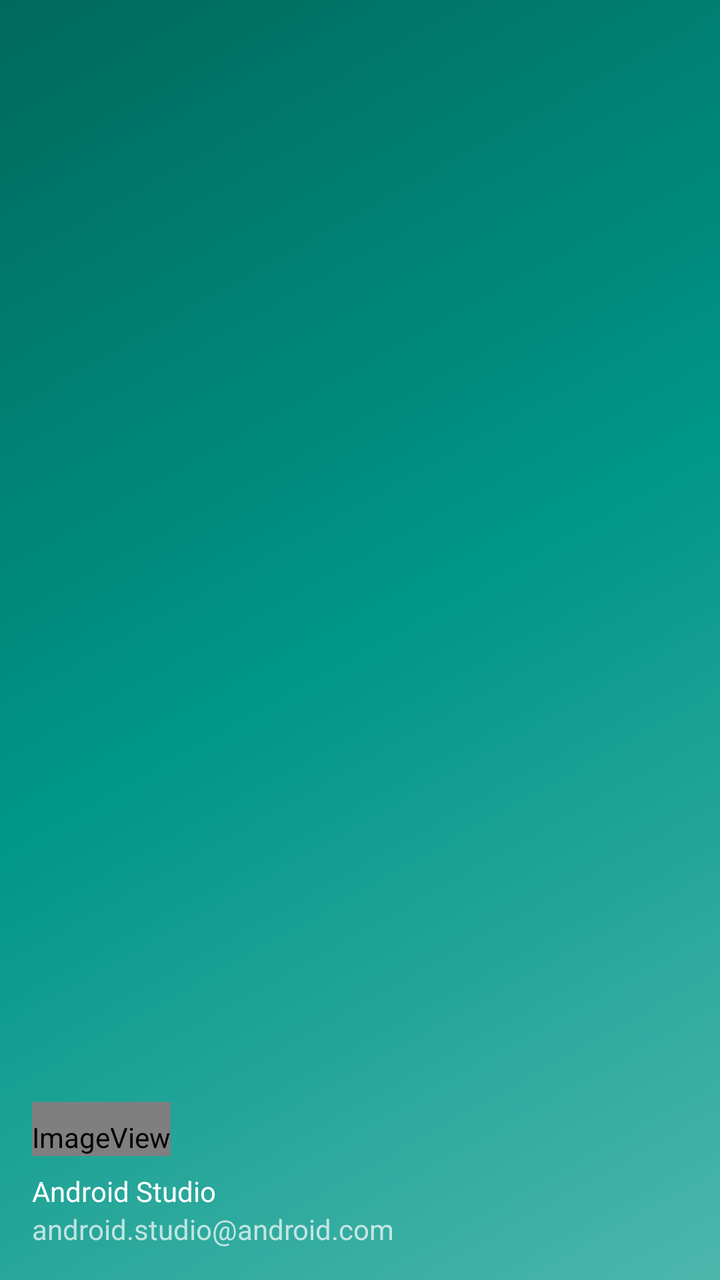
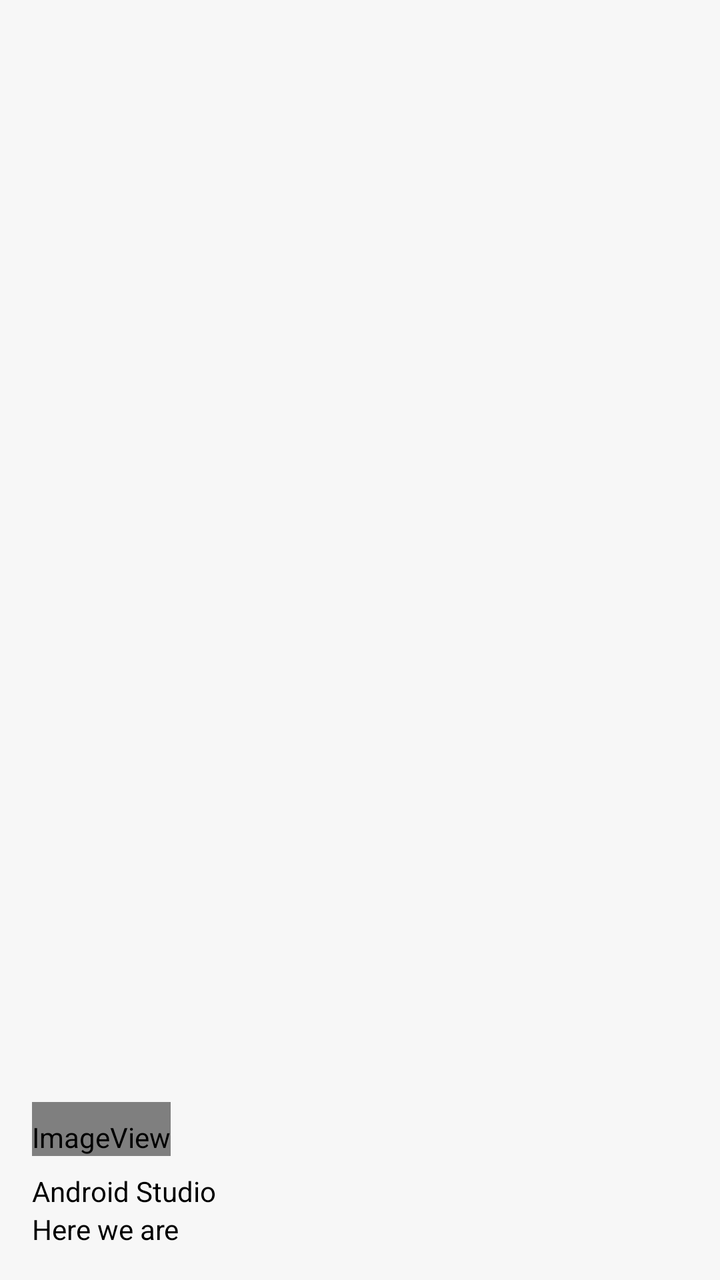

Before-and-after screenshots of an Android layout around one commit, followed by the original layout XML and the change that was made.
<!-- AndroidManifest.xml: application theme Theme.TaxiSharing.NoActionBar -->
<!-- res/layout/nav_header_main.xml -->
<?xml version="1.0" encoding="utf-8"?>
<LinearLayout xmlns:android="http://schemas.android.com/apk/res/android"
    xmlns:app="http://schemas.android.com/apk/res-auto"
    android:layout_width="match_parent"
    android:layout_height="@dimen/nav_header_height"
    android:background="@drawable/side_nav_bar"
    android:gravity="bottom"
    android:orientation="vertical"
    android:paddingLeft="@dimen/activity_horizontal_margin"
    android:paddingTop="@dimen/activity_vertical_margin"
    android:paddingRight="@dimen/activity_horizontal_margin"
    android:paddingBottom="@dimen/activity_vertical_margin"
    android:theme="@style/ThemeOverlay.AppCompat.Dark">

    <ImageView
        android:id="@+id/imageView"
        android:layout_width="wrap_content"
        android:layout_height="wrap_content"
        android:contentDescription="@string/nav_header_desc"
        android:paddingTop="@dimen/nav_header_vertical_spacing"
        app:srcCompat="@mipmap/ic_launcher_round" />

    <TextView
        android:layout_width="match_parent"
        android:layout_height="wrap_content"
        android:paddingTop="@dimen/nav_header_vertical_spacing"
        android:text="@string/nav_header_title"
        android:textAppearance="@style/TextAppearance.AppCompat.Body1" />

    <TextView
        android:id="@+id/textView"
        android:layout_width="wrap_content"
        android:layout_height="wrap_content"
        android:text="@string/nav_header_subtitle" />
</LinearLayout>
<!-- resources referenced by this layout -->
<resources>
  <dimen name="activity_horizontal_margin">16dp</dimen>
  <dimen name="activity_vertical_margin">16dp</dimen>
  <dimen name="nav_header_height">176dp</dimen>
  <dimen name="nav_header_vertical_spacing">8dp</dimen>
  <!-- drawable side_nav_bar (drawable) -->
  <shape xmlns:android="http://schemas.android.com/apk/res/android"
      android:shape="rectangle">
      <gradient
          android:angle="135"
          android:centerColor="#009688"
          android:endColor="#00695C"
          android:startColor="#4DB6AC"
          android:type="linear" />
  </shape>
  <!-- mipmap ic_launcher_round (mipmap-anydpi-v26) -->
  <?xml version="1.0" encoding="utf-8"?>
  <adaptive-icon xmlns:android="http://schemas.android.com/apk/res/android">
      <background android:drawable="@drawable/launcher_icon_background"/>
      <foreground android:drawable="@mipmap/launcher_icon"/>
  </adaptive-icon>
  <string name="nav_header_desc">Navigation header</string>
  <string name="nav_header_subtitle">android.studio@android.com</string>
  <string name="nav_header_title">Android Studio</string>
  <style name="Theme.TaxiSharing.NoActionBar">
          <item name="windowActionBar">true</item>
          <item name="windowNoTitle">false</item>
          <item name="backgroundColor">#fff</item>
      </style>
  <!-- drawable launcher_icon_background: vector/xml drawable (drawable, 4866 chars, omitted) -->
</resources>

<!-- the commit's change to res/layout/nav_header_main.xml (unified diff, before → after) -->
@@ -25,11 +25,13 @@
         android:layout_height="wrap_content"
         android:paddingTop="@dimen/nav_header_vertical_spacing"
         android:text="@string/nav_header_title"
+        android:textColor="@color/black"
         android:textAppearance="@style/TextAppearance.AppCompat.Body1" />
 
     <TextView
         android:id="@+id/textView"
         android:layout_width="wrap_content"
         android:layout_height="wrap_content"
-        android:text="@string/nav_header_subtitle" />
+        android:textColor="@color/black"
+        android:text="Here we are" />
 </LinearLayout>
<!-- resource entries referenced after the edit -->
@@ -1,5 +1,6 @@
 <!-- resources referenced by this layout -->
 <resources>
+  <color name="black">#FF000000</color>
   <dimen name="activity_horizontal_margin">16dp</dimen>
   <dimen name="activity_vertical_margin">16dp</dimen>
   <dimen name="nav_header_height">176dp</dimen>
@@ -9,9 +10,9 @@
       android:shape="rectangle">
       <gradient
           android:angle="135"
-          android:centerColor="#009688"
-          android:endColor="#00695C"
-          android:startColor="#4DB6AC"
+          android:centerColor="#F7F7F7"
+          android:endColor="#F7F7F7"
+          android:startColor="#F7F7F7"
           android:type="linear" />
   </shape>
   <!-- mipmap ic_launcher_round (mipmap-anydpi-v26) -->
@@ -21,7 +22,6 @@
       <foreground android:drawable="@mipmap/launcher_icon"/>
   </adaptive-icon>
   <string name="nav_header_desc">Navigation header</string>
-  <string name="nav_header_subtitle">android.studio@android.com</string>
   <string name="nav_header_title">Android Studio</string>
   <style name="Theme.TaxiSharing.NoActionBar">
           <item name="windowActionBar">true</item>
